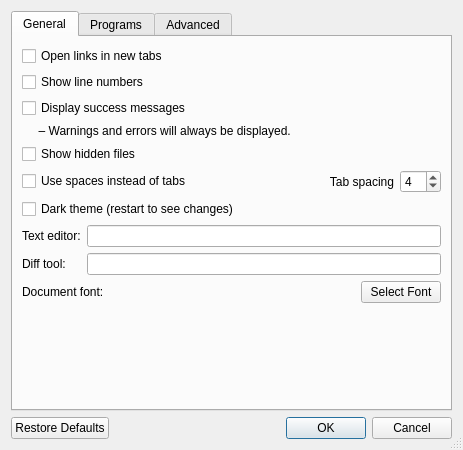
First picture: the form in usdmanager/preferences_dialog.ui, repository dreamworksanimation/usdmanager, before the edit.
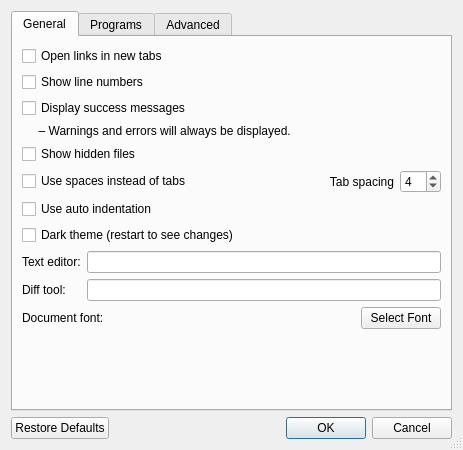
Second picture: the form after the edit. Icons and pictures are not drawn.

Commit message: [ENH] Add auto-indentation option [ENH] Split file parsing by file type, allowing unique regex and link creation [ENH] Support USDC in Commands > Diff File... action [ENH] Improve USDZ asset resolution [MNT] Logging, documentation, and cross-platform compatibility updates [BUG] use python3-compatible write method [BUG] resolve libpng warning: iCCP: known incorrect sRGB profile [BUG] bool preferences not evaluating on macOS

```diff
--- a/usdmanager/preferences_dialog.ui
+++ b/usdmanager/preferences_dialog.ui
@@ -128,6 +128,16 @@
          </item>
         </layout>
        </item>
+       <item>
+        <widget class="QCheckBox" name="checkBox_autoIndent">
+         <property name="toolTip">
+          <string>Automatically indent new lines the same as the line above</string>
+         </property>
+         <property name="text">
+          <string>Use auto indentation</string>
+         </property>
+        </widget>
+       </item>
        <item>
         <widget class="QCheckBox" name="themeWidget">
          <property name="toolTip">
```
The commit also changes 16 other files.
